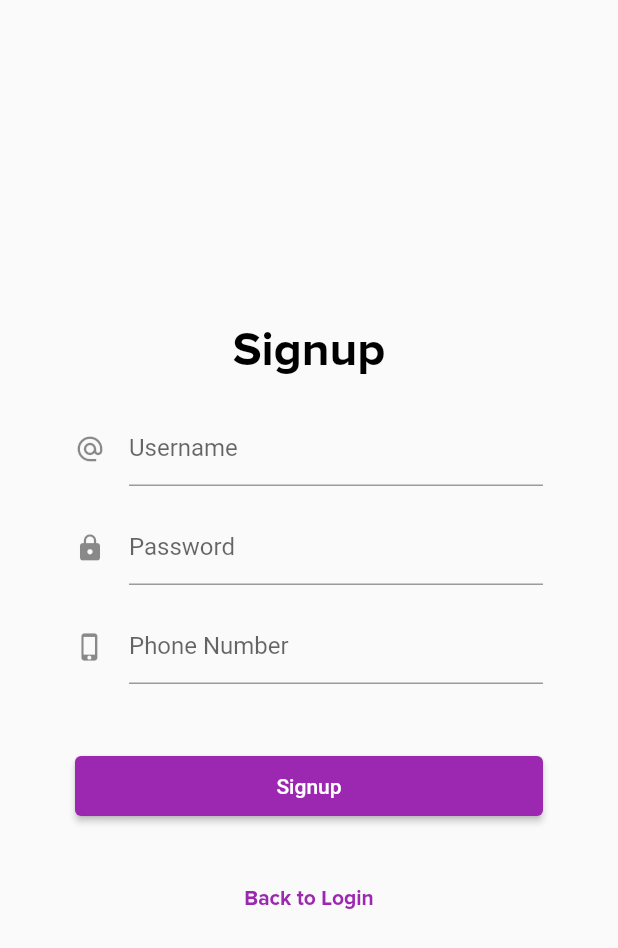
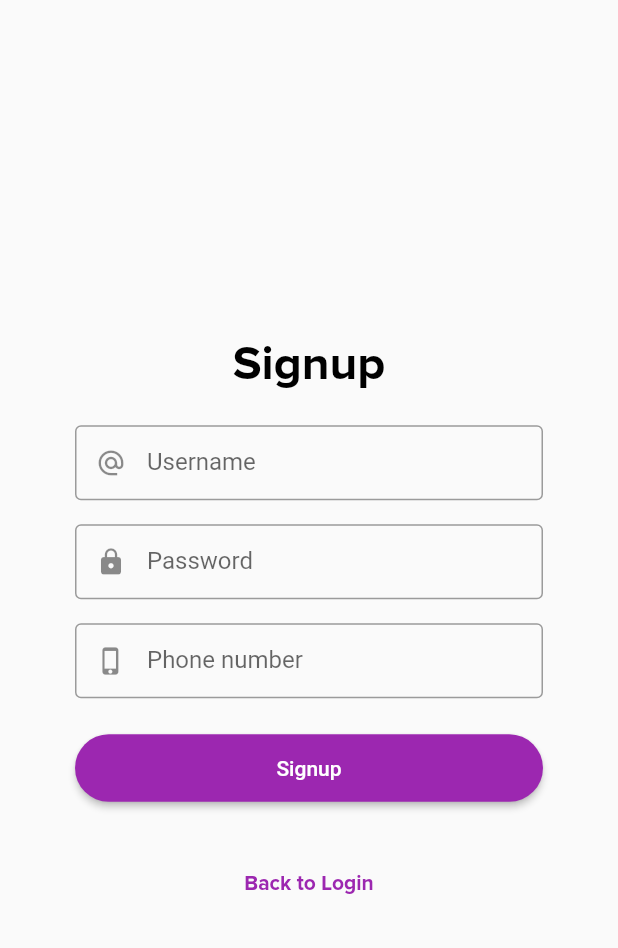
Before and after one commit to sauravkoduvalli/Ebizz-Test-App, a Flutter app: the screen it shows after launch, after a tap on "Register", on a phone screen of 412 x 824 dp. Shown: the top 948 px of the screen. Run offline on Flutter 3.47's test engine with Material 2 defaults, Android fonts, the phone set to English and light mode, and no system bars.

Commit message:
logina nd signup design completed

```diff
--- a/lib/screens/auth/login/login_screen.dart
+++ b/lib/screens/auth/login/login_screen.dart
@@ -1,6 +1,9 @@
 import 'package:ebizz_infotech_project/screens/auth/signup/signup_screen.dart';
 import 'package:ebizz_infotech_project/screens/home/home_screen.dart';
 import 'package:ebizz_infotech_project/utils/ui_helper.dart';
+import 'package:ebizz_infotech_project/widgets/default_button.dart';
+import 'package:ebizz_infotech_project/widgets/divider_widget.dart';
+import 'package:ebizz_infotech_project/widgets/text_field_widget.dart';
 import 'package:flutter/material.dart';
 
 class LoginScreen extends StatefulWidget {
@@ -25,41 +28,28 @@ class _LoginScreenState extends State<LoginScreen> {
             mainAxisAlignment: MainAxisAlignment.center,
             crossAxisAlignment: CrossAxisAlignment.center,
             children: [
+              // head text
               Text(
                 'Login',
                 style: Theme.of(context).textTheme.headline1,
               ),
               UIHelper.verticalSpaceLarge(),
-              SizedBox(
-                height: 50,
-                child: TextField(
-                  controller: emailController,
-                  decoration: const InputDecoration(
-                    icon: Icon(
-                      Icons.alternate_email_outlined,
-                      size: 20,
-                    ),
-                    // border: OutlineInputBorder(),
-                    labelText: 'Username',
-                  ),
-                ),
+              // username field
+              TextFieldWidget(
+                controller: emailController,
+                hintText: "Username",
+                icon: Icon(Icons.alternate_email_outlined, size: 20),
+                type: "string",
               ),
               UIHelper.verticalSpaceMedium(),
-              SizedBox(
-                height: 50,
-                child: TextField(
-                  controller: passController,
-                  decoration: const InputDecoration(
-                    icon: Icon(
-                      Icons.lock,
-                      size: 20,
-                    ),
-                    // border: OutlineInputBorder(),
-                    labelText: 'Password',
-                  ),
-                ),
+              // password field
+              TextFieldWidget(
+                controller: passController,
+                hintText: "Password",
+                icon: Icon(Icons.lock, size: 20),
+                type: "string",
               ),
-              UIHelper.verticalSpaceMedium(),
+              UIHelper.verticalSpaceSmall(),
               Row(
                 mainAxisAlignment: MainAxisAlignment.end,
                 children: const [
@@ -72,49 +62,22 @@ class _LoginScreenState extends State<LoginScreen> {
                 ],
               ),
               UIHelper.verticalSpaceMedium(),
-              SizedBox(
-                height: 40,
-                width: double.infinity,
-                child: ElevatedButton(
-                  child: const Text('Login'),
-                  onPressed: () {
-                    Navigator.push(
+              // signup button
+              DefaultButton(
+                onPress: () {
+                  Navigator.push(
                       context,
                       MaterialPageRoute(
-                          builder: (context) => const HomeScreen()),
-                    );
-                  },
-                  style: ElevatedButton.styleFrom(
-                    primary: Colors.purple,
-                  ),
-                ),
+                          builder: (context) => const HomeScreen()));
+                },
+                text: 'Login',
+                color: Colors.purple,
               ),
               UIHelper.verticalSpaceMedium(),
               // OR divider row
-              Row(
-                children: <Widget>[
-                  Expanded(
-                    child: Container(
-                      margin: const EdgeInsets.only(left: 10.0, right: 20.0),
-                      child: const Divider(
-                        color: Colors.black,
-                        height: 36,
-                      ),
-                    ),
-                  ),
-                  const Text("OR"),
-                  Expanded(
-                    child: Container(
-                      margin: const EdgeInsets.only(left: 20.0, right: 10.0),
-                      child: const Divider(
-                        color: Colors.black,
-                        height: 36,
-                      ),
-                    ),
-                  ),
-                ],
-              ),
+              OrDividerWidget(),
               UIHelper.verticalSpaceMedium(),
+              // Login with phone number button
               InkWell(
                 // onTap: () => Navigator.push(
                 //   context,
@@ -150,6 +113,7 @@ class _LoginScreenState extends State<LoginScreen> {
                 ),
               ),
               UIHelper.verticalSpaceLarge(),
+              // new user register link
               Row(
                 mainAxisAlignment: MainAxisAlignment.center,
                 crossAxisAlignment: CrossAxisAlignment.center,
@@ -158,7 +122,7 @@ class _LoginScreenState extends State<LoginScreen> {
                     "New to this app? ",
                     style: Theme.of(context).textTheme.bodyText1,
                   ),
-                  InkWell(
+                  GestureDetector(
                     onTap: () => Navigator.push(
                       context,
                       MaterialPageRoute(builder: (ctx) => const SignupScreen()),
--- a/lib/screens/auth/signup/signup_screen.dart
+++ b/lib/screens/auth/signup/signup_screen.dart
@@ -1,5 +1,8 @@
 import 'package:ebizz_infotech_project/screens/auth/login/login_screen.dart';
+import 'package:ebizz_infotech_project/screens/home/home_screen.dart';
 import 'package:ebizz_infotech_project/utils/ui_helper.dart';
+import 'package:ebizz_infotech_project/widgets/default_button.dart';
+import 'package:ebizz_infotech_project/widgets/text_field_widget.dart';
 import 'package:flutter/material.dart';
 
 class SignupScreen extends StatefulWidget {
@@ -10,9 +13,8 @@ class SignupScreen extends StatefulWidget {
 }
 
 class _SignupScreenState extends State<SignupScreen> {
-  TextEditingController nameController = TextEditingController();
+  TextEditingController emailController = TextEditingController();
   TextEditingController passController = TextEditingController();
-  TextEditingController emailController = TextEditingController();
   TextEditingController phoneController = TextEditingController();
   @override
   Widget build(BuildContext context) {
@@ -33,79 +35,40 @@ class _SignupScreenState extends State<SignupScreen> {
                 style: Theme.of(context).textTheme.headline1,
               ),
               UIHelper.verticalSpaceLarge(),
-              SizedBox(
-                height: 50,
-                child: TextField(
+              // username field
+              TextFieldWidget(
                 controller: emailController,
-                  decoration: const InputDecoration(
-                    icon: Icon(
-                      Icons.alternate_email_outlined,
-                      size: 20,
-                    ),
-                    // border: OutlineInputBorder(),
-                    labelText: 'Username',
-                  ),
-                ),
+                hintText: "Username",
+                icon: Icon(Icons.alternate_email_outlined, size: 20),
+                type: "string",
               ),
               UIHelper.verticalSpaceMedium(),
-              SizedBox(
-                height: 50,
-                child: TextField(
+              // password field
+              TextFieldWidget(
                 controller: passController,
-                  decoration: const InputDecoration(
-                    icon: Icon(
-                      Icons.lock,
-                      size: 20,
-                    ),
-                    // border: OutlineInputBorder(),
-                    labelText: 'Password',
-                  ),
-                ),
+                hintText: "Password",
+                icon: Icon(Icons.lock, size: 20),
+                type: "string",
               ),
               UIHelper.verticalSpaceMedium(),
-              SizedBox(
-                height: 50,
-                child: TextField(
+              // phone number field
+              TextFieldWidget(
                 controller: phoneController,
-                  decoration: const InputDecoration(
-                    icon: Icon(
-                      Icons.phone_iphone_outlined,
-                      size: 20,
+                hintText: "Phone number",
+                icon: Icon(Icons.phone_iphone_outlined, size: 20),
+                type: "number",
               ),
-                    // border: OutlineInputBorder(),
-                    labelText: 'Phone Number',
-                  ),
-                ),
-              ),
-              // UIHelper.verticalSpaceMedium(),
-              // Row(
-              //   mainAxisAlignment: MainAxisAlignment.end,
-              //   children: const [
-              //     Text(
-              //       "Forgot Password?",
-              //       style: TextStyle(
-              //         color: Colors.purple,
-              //       ),
-              //     ),
-              //   ],
-              // ),
-              UIHelper.verticalSpaceExtraLarge(),
-              SizedBox(
-                height: 40,
-                width: double.infinity,
-                child: ElevatedButton(
-                  child: const Text('Signup'),
-                  onPressed: () {
+              UIHelper.verticalSpaceLarge(),
+              // signup button
+              DefaultButton(
+                text: 'Signup',
+                color: Colors.purple,
+                onPress: () {
                   Navigator.push(
                       context,
                       MaterialPageRoute(
-                          builder: (context) => const LoginScreen()),
-                    );
+                          builder: (context) => const HomeScreen()));
                 },
-                  style: ElevatedButton.styleFrom(
-                    primary: Colors.purple,
-                  ),
-                ),
               ),
               UIHelper.verticalSpaceExtraLarge(),
               // OR divider row
--- a/lib/screens/home/home_screen.dart
+++ b/lib/screens/home/home_screen.dart
@@ -23,6 +23,7 @@ class HomeScreen extends StatelessWidget {
           ),
         ],
       ),
+      body: Container(),
     );
   }
 }
--- /dev/null
+++ b/lib/widgets/default_button.dart
@@ -0,0 +1,35 @@
+import 'package:flutter/material.dart';
+
+class DefaultButton extends StatelessWidget {
+  final String text;
+  final Color color;
+  final Function onPress;
+  const DefaultButton({
+    Key? key,
+    required this.text,
+    required this.color,
+    required this.onPress,
+  }) : super(key: key);
+
+  @override
+  Widget build(BuildContext context) {
+    return SizedBox(
+      height: 45,
+      width: double.infinity,
+      child: ElevatedButton(
+        child: Text(text),
+        onPressed: () => onPress(),
+        // Navigator.push(
+        //   context,
+        //   MaterialPageRoute(builder: (context) => const LoginScreen()),
+        // );
+        style: ElevatedButton.styleFrom(
+          primary: color,
+          shape: RoundedRectangleBorder(
+            borderRadius: new BorderRadius.circular(30.0),
+          ),
+        ),
+      ),
+    );
+  }
+}
--- /dev/null
+++ b/lib/widgets/divider_widget.dart
@@ -0,0 +1,34 @@
+import 'package:flutter/material.dart';
+
+class OrDividerWidget extends StatelessWidget {
+  const OrDividerWidget({
+    Key? key,
+  }) : super(key: key);
+
+  @override
+  Widget build(BuildContext context) {
+    return Row(
+      children: <Widget>[
+        Expanded(
+          child: Container(
+            margin: const EdgeInsets.only(left: 10.0, right: 20.0),
+            child: const Divider(
+              color: Colors.black,
+              height: 36,
+            ),
+          ),
+        ),
+        const Text("OR"),
+        Expanded(
+          child: Container(
+            margin: const EdgeInsets.only(left: 20.0, right: 10.0),
+            child: const Divider(
+              color: Colors.black,
+              height: 36,
+            ),
+          ),
+        ),
+      ],
+    );
+  }
+}
--- /dev/null
+++ b/lib/widgets/text_field_widget.dart
@@ -0,0 +1,41 @@
+import 'package:flutter/material.dart';
+
+class TextFieldWidget extends StatefulWidget {
+  const TextFieldWidget({
+    Key? key,
+    required this.controller,
+    required this.hintText,
+    required this.icon,
+    required this.type,
+    this.isPswd = false,
+  }) : super(key: key);
+
+  final TextEditingController controller;
+  final String hintText;
+  final Icon icon;
+  final bool isPswd;
+  final String type;
+
+  @override
+  State<TextFieldWidget> createState() => _TextFieldWidgetState();
+}
+
+class _TextFieldWidgetState extends State<TextFieldWidget> {
+  @override
+  Widget build(BuildContext context) {
+    return SizedBox(
+      height: 50,
+      child: TextFormField(
+        controller: widget.controller,
+        obscureText: widget.isPswd,
+        // textInputAction: TextInputAction.next,
+        keyboardType: widget.type == "string" ? TextInputType.emailAddress : TextInputType.numberWithOptions(),
+        decoration: InputDecoration(
+          prefixIcon: widget.icon,
+          border: OutlineInputBorder(),
+          labelText: widget.hintText,
+        ),
+      ),
+    );
+  }
+}
```
Lines whose indentation alone changed are shown as unchanged.
